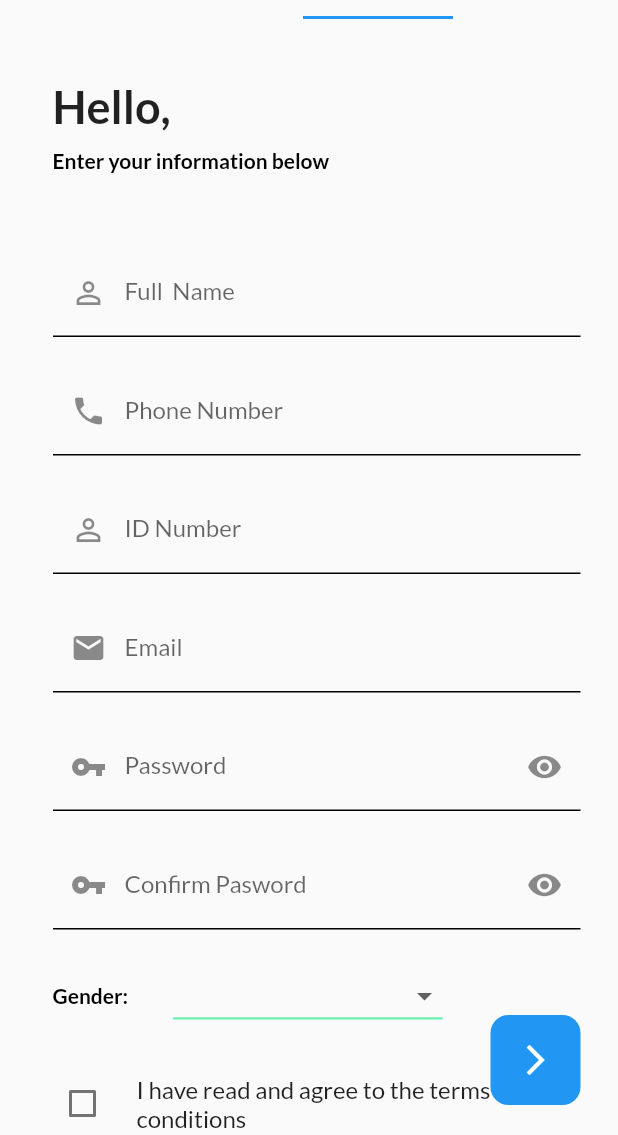
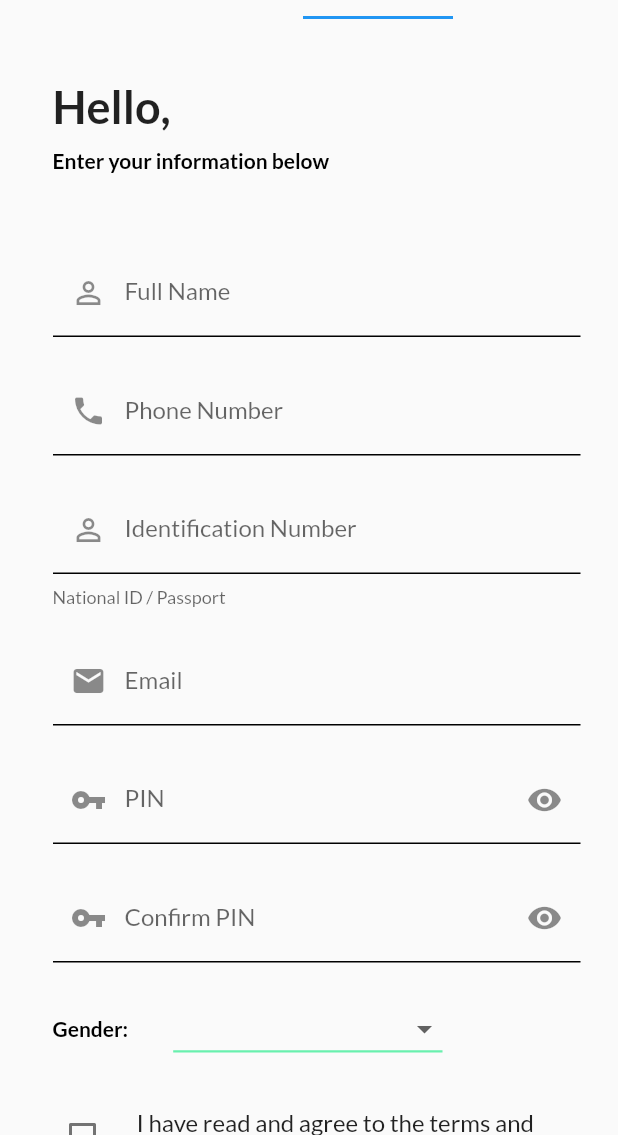
Before and after one commit to CarltonK/kweli-score, a Flutter app: the screen it shows after launch, swiped to page 2, on a phone screen of 412 x 824 dp, the part 101-1236 px from its top. Run offline on Flutter 3.47's test engine with Material 2 defaults, Android fonts, the phone set to English and light mode, and no system bars; our stand-ins replace firebase_analytics, firebase_core, firebase_crashlytics, firebase_messaging, flutter_spinkit, fluttertoast and 1 more; accounts and stored records are empty.

Commit message:
changed fields

```diff
--- a/lib/screens/Authentication/signup_screen.dart
+++ b/lib/screens/Authentication/signup_screen.dart
@@ -4,14 +4,12 @@ import 'package:kweliscore/helpers/helpers.dart';
 // import 'package:kweliscore/provider/providers.dart';
 import 'package:kweliscore/utilities/utilities.dart';
 
-import '../screens.dart';
-
 // final GlobalKey<ScaffoldState> _scaffoldKey = GlobalKey<ScaffoldState>();
 
 class SignUp extends StatefulWidget {
   final GlobalKey<ScaffoldState>? scaffoldKey;
 
-  SignUp({Key? key, this.scaffoldKey}) : super(key: key);
+  SignUp({Key? key, required this.scaffoldKey}) : super(key: key);
 
   @override
   _SignUpState createState() => _SignUpState();
@@ -23,10 +21,13 @@ class _SignUpState extends State<SignUp> {
   List<String> _gender = ["male", "female", "I prefer not to disclose"];
 
   static String? email;
+  static String? emailConfirm;
   static String? idNumber;
+  static String? gender;
   static String? phoneNumber;
-  static String? password;
-  static String? password2;
+  static String? pin;
+  static String? pinConfirm;
+  static String? name;
 
   static ValidationHelper _validator = ValidationHelper.empty();
 
@@ -57,7 +58,7 @@ class _SignUpState extends State<SignUp> {
         border: Constants.blackInputBorder,
         enabledBorder: Constants.blackInputBorder,
         focusedBorder: Constants.blackInputBorder,
-        labelText: 'Full  Name',
+        labelText: 'Full Name',
         prefixIcon: const Icon(Icons.perm_identity),
       ),
     );
@@ -77,7 +78,8 @@ class _SignUpState extends State<SignUp> {
         border: Constants.blackInputBorder,
         enabledBorder: Constants.blackInputBorder,
         focusedBorder: Constants.blackInputBorder,
-        labelText: 'ID Number',
+        labelText: 'Identification Number',
+        helperText: 'National ID / Passport',
         prefixIcon: const Icon(Icons.perm_identity),
       ),
     );
@@ -141,7 +143,7 @@ class _SignUpState extends State<SignUp> {
         border: Constants.blackInputBorder,
         enabledBorder: Constants.blackInputBorder,
         focusedBorder: Constants.blackInputBorder,
-        labelText: 'Password',
+        labelText: 'PIN',
         prefixIcon: Icon(Icons.vpn_key),
         suffixIcon: GestureDetector(
           child: const Icon(Icons.remove_red_eye),
@@ -156,7 +158,7 @@ class _SignUpState extends State<SignUp> {
   }
 
   _onPasswordSaved(String? value) {
-    password = value!.trim();
+    pin = value!.trim();
   }
 
   Widget _confirmPasswordTF(BuildContext context) {
@@ -165,13 +167,13 @@ class _SignUpState extends State<SignUp> {
       obscureText: _visibleConfirmPass,
       autofocus: false,
       keyboardType: TextInputType.text,
-      textInputAction: TextInputAction.next,
+      textInputAction: TextInputAction.done,
       validator: _validator.pinValidator,
       decoration: InputDecoration(
         border: Constants.blackInputBorder,
         enabledBorder: Constants.blackInputBorder,
         focusedBorder: Constants.blackInputBorder,
-        labelText: 'Confirm Pasword',
+        labelText: 'Confirm PIN',
         prefixIcon: Icon(Icons.vpn_key),
         suffixIcon: GestureDetector(
           child: const Icon(Icons.remove_red_eye),
@@ -186,30 +188,32 @@ class _SignUpState extends State<SignUp> {
   }
 
   _onConfirmPasswordSaved(String? value) {
-    password2 = value!.trim();
+    pinConfirm = value!.trim();
   }
 
-  Widget _registerButton(BuildContext context) {
-    return Positioned(
-      bottom: 20,
-      right: 15,
-      child: Container(
-        height: 60,
-        width: 60,
-        decoration: BoxDecoration(
-          borderRadius: BorderRadius.circular(12),
-          color: Theme.of(context).primaryColor,
-        ),
-        child: IconButton(
-          icon: const Icon(Icons.arrow_forward_ios, color: Colors.white),
-          onPressed: () {
-            Navigator.push(
-                context, MaterialPageRoute(builder: (context) => Login()));
-          },
-        ),
-      ),
-    );
-  }
+  // Widget _registerButton(BuildContext context) {
+  //   return Positioned(
+  //     bottom: 20,
+  //     right: 15,
+  //     child: Container(
+  //       height: 60,
+  //       width: 60,
+  //       decoration: BoxDecoration(
+  //         borderRadius: BorderRadius.circular(12),
+  //         color: Theme.of(context).primaryColor,
+  //       ),
+  //       child: IconButton(
+  //         icon: const Icon(Icons.arrow_forward_ios, color: Colors.white),
+  //         onPressed: () {
+  //           Navigator.push(
+  //             context,
+  //             SlideLeftTransition(page: Login(), routeName: 'login'),
+  //           );
+  //         },
+  //       ),
+  //     ),
+  //   );
+  // }
 
   void popDialog(BuildContext context) {
     Navigator.of(context).pop();
@@ -317,12 +321,12 @@ class _SignUpState extends State<SignUp> {
                     onChanged: (bool? value) {
                       setState(() => _checked = value!);
                     },
-                  )
+                  ),
                 ],
               ),
             ),
           ),
-          _registerButton(context)
+          // _registerButton(context)
         ],
       ),
     );
```
